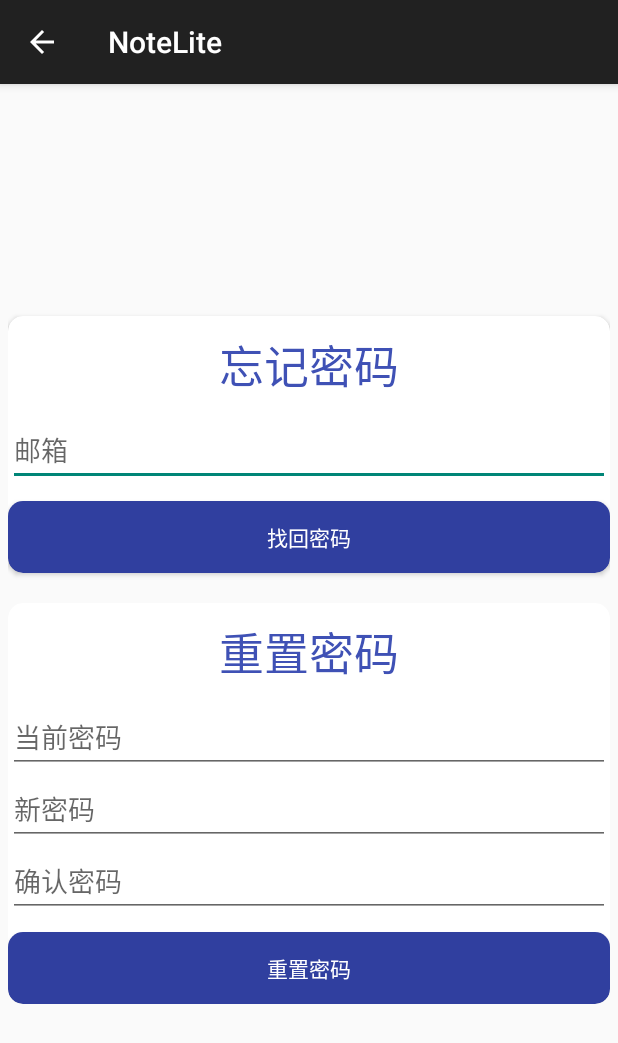
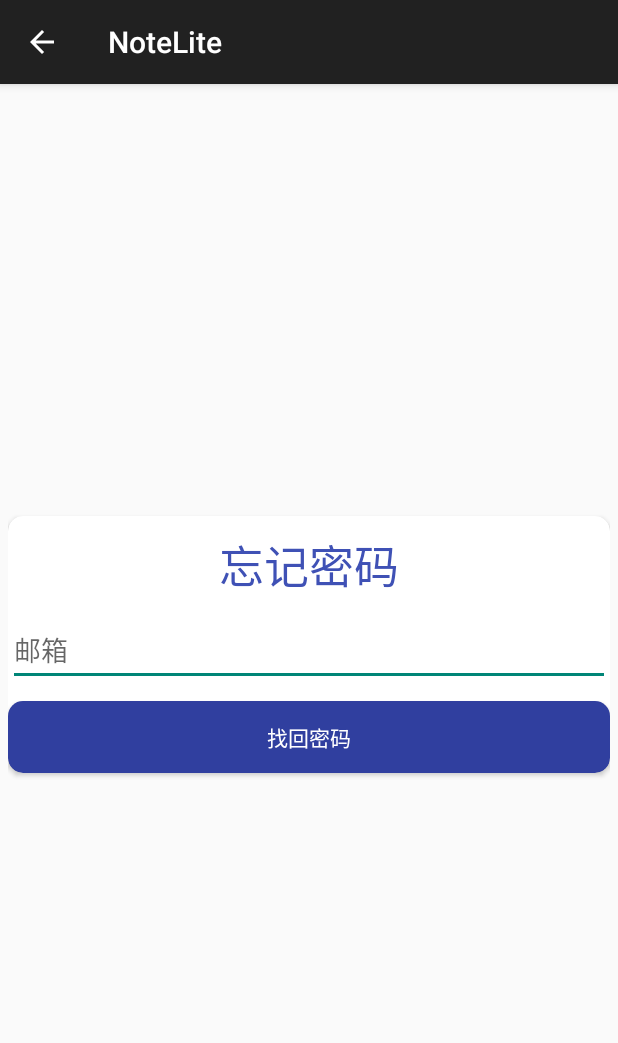
Before and after one commit to Jav-Xu/NoteLite, an Android app: the ForgetActivity screen opened directly, with no data from a screen before it, on a phone screen of 412 x 824 dp. Shown: the top 1043 px of the screen. Run offline under Robolectric (Android 15) with nearby library versions, the phone set to English and light mode, and no system bars; libraries missing offline, so code that uses them is left out: cn.bmob.v3.

Commit message:
用户密码服务逻辑调整

```diff
--- a/app/src/main/java/com/javxu/notelite/activity/ForgetActivity.java
+++ b/app/src/main/java/com/javxu/notelite/activity/ForgetActivity.java
@@ -1,7 +1,6 @@
 package com.javxu.notelite.activity;
 
 import android.os.Bundle;
-import android.text.TextUtils;
 import android.view.View;
 import android.widget.Button;
 import android.widget.EditText;
@@ -16,11 +15,10 @@
 
 public class ForgetActivity extends BackActivity implements View.OnClickListener {
 
-    private EditText et_now_password;
-    private EditText et_new_password;
-    private EditText et_new_confirm_password;
+    //    private EditText et_now_password;
+//    private EditText et_new_password;
+//    private EditText et_new_confirm_password;
     private EditText et_email;
-    private Button btn_update_password;
     private Button btn_find_password;
 
     @Override
@@ -31,12 +29,12 @@
     }
 
     private void initView() {
-        et_now_password = (EditText) findViewById(R.id.et_now_password);
-        et_new_password = (EditText) findViewById(R.id.et_new_password);
-        et_new_confirm_password = (EditText) findViewById(R.id.et_new_confirm_password);
+//        et_now_password = (EditText) findViewById(R.id.et_now_password);
+//        et_new_password = (EditText) findViewById(R.id.et_new_password);
+//        et_new_confirm_password = (EditText) findViewById(R.id.et_new_confirm_password);
         et_email = (EditText) findViewById(R.id.et_email);
-        btn_update_password = (Button) findViewById(R.id.btn_update_password);
-        btn_update_password.setOnClickListener(this);
+//        btn_update_password = (Button) findViewById(btn_update_password);
+//        btn_update_password.setOnClickListener(this);
         btn_find_password = (Button) findViewById(R.id.btn_find_password);
         btn_find_password.setOnClickListener(this);
     }
@@ -58,32 +56,32 @@
                     }
                 });
                 break;
-            case R.id.btn_update_password:
-                String now_password = et_now_password.getText().toString().trim();
-                String new_password = et_new_password.getText().toString().trim();
-                String confirm_password = et_new_confirm_password.getText().toString().trim();
-                if ((TextUtils.isEmpty(now_password) != true) &&
-                        (TextUtils.isEmpty(now_password) != true) &&
-                        (TextUtils.isEmpty(now_password) != true)) {
-                    if (new_password.equals(confirm_password)) {
-                        BmobUser.updateCurrentUserPassword(now_password, new_password, new UpdateListener() {
-                            @Override
-                            public void done(BmobException e) {
-                                if (e == null) {
-                                    Toast.makeText(ForgetActivity.this, "密码重置成功，可以用新密码进行登录啦", Toast.LENGTH_LONG).show();
-                                    finish();
-                                } else {
-                                    Toast.makeText(ForgetActivity.this, "密码重置失败:" + e.getMessage(), Toast.LENGTH_LONG).show();
-                                }
-                            }
-                        });
-                    } else {
-                        Toast.makeText(ForgetActivity.this, "两次输入密码不一致", Toast.LENGTH_SHORT).show();
-                    }
-                } else {
-                    Toast.makeText(ForgetActivity.this, "必需信息不能为空", Toast.LENGTH_SHORT).show();
-                }
-                break;
+//            case btn_update_password:
+//                String now_password = et_now_password.getText().toString().trim();
+//                String new_password = et_new_password.getText().toString().trim();
+//                String confirm_password = et_new_confirm_password.getText().toString().trim();
+//                if ((TextUtils.isEmpty(now_password) != true) &&
+//                        (TextUtils.isEmpty(now_password) != true) &&
+//                        (TextUtils.isEmpty(now_password) != true)) {
+//                    if (new_password.equals(confirm_password)) {
+//                        BmobUser.updateCurrentUserPassword(now_password, new_password, new UpdateListener() {
+//                            @Override
+//                            public void done(BmobException e) {
+//                                if (e == null) {
+//                                    Toast.makeText(ForgetActivity.this, "密码重置成功，可以用新密码进行登录啦", Toast.LENGTH_LONG).show();
+//                                    finish();
+//                                } else {
+//                                    Toast.makeText(ForgetActivity.this, "密码重置失败:" + e.getMessage(), Toast.LENGTH_LONG).show();
+//                                }
+//                            }
+//                        });
+//                    } else {
+//                        Toast.makeText(ForgetActivity.this, "两次输入密码不一致", Toast.LENGTH_SHORT).show();
+//                    }
+//                } else {
+//                    Toast.makeText(ForgetActivity.this, "必需信息不能为空", Toast.LENGTH_SHORT).show();
+//                }
+//                break;
         }
     }
 }
--- a/app/src/main/java/com/javxu/notelite/activity/UserActivity.java
+++ b/app/src/main/java/com/javxu/notelite/activity/UserActivity.java
@@ -53,6 +53,7 @@
     private EditText et_profile_desc;
 
     private Button btn_profile_exit;
+    private Button btn_password_serve;
 
     private File mImageFile; //拍摄的照片临时文件
     private Uri mImageUri; //拍摄的照片临时文件
@@ -102,6 +103,8 @@
 
         btn_profile_exit = (Button) findViewById(R.id.btn_profile_exit);
         btn_profile_exit.setOnClickListener(this);
+        btn_password_serve = (Button) findViewById(R.id.btn_password_serve);
+        btn_password_serve.setOnClickListener(this);
 
         setEditEnable(false);
     }
@@ -143,6 +146,9 @@
                         })
                         .create()
                         .show();
+                break;
+            case R.id.btn_password_serve:
+                startActivity(new Intent(UserActivity.this, PasswordActivity.class));
                 break;
             case R.id.btn_profile_exit:
                 userExit();
--- a/app/src/main/res/layout/activity_forget.xml
+++ b/app/src/main/res/layout/activity_forget.xml
@@ -46,55 +46,4 @@
 
     </android.support.v7.widget.CardView>
 
-
-    <android.support.v7.widget.CardView
-        android:layout_width="match_parent"
-        android:layout_height="wrap_content"
-        app:cardCornerRadius="10dp">
-
-        <LinearLayout
-            android:layout_width="match_parent"
-            android:layout_height="wrap_content"
-            android:gravity="center"
-            android:orientation="vertical">
-
-            <TextView
-                android:layout_width="wrap_content"
-                android:layout_height="wrap_content"
-                android:layout_margin="10dp"
-                android:text="@string/text_edit_password"
-                android:textColor="@color/colorPrimary"
-                android:textSize="30sp"/>
-
-            <EditText
-                android:id="@+id/et_now_password"
-                android:layout_width="match_parent"
-                android:layout_height="wrap_content"
-                android:hint="@string/text_now_password"/>
-
-            <EditText
-                android:id="@+id/et_new_password"
-                android:layout_width="match_parent"
-                android:layout_height="wrap_content"
-                android:hint="@string/text_new_password"/>
-
-            <EditText
-                android:id="@+id/et_new_confirm_password"
-                android:layout_width="match_parent"
-                android:layout_height="wrap_content"
-                android:hint="@string/text_password_again"/>
-
-            <Button
-                android:id="@+id/btn_update_password"
-                android:layout_width="match_parent"
-                android:layout_height="wrap_content"
-                android:layout_marginTop="10dp"
-                android:background="@drawable/button_bg"
-                android:text="@string/text_edit_password"
-                android:textColor="@android:color/white"/>
-        </LinearLayout>
-
-    </android.support.v7.widget.CardView>
-
-
 </LinearLayout>
--- a/app/src/main/res/values/strings.xml
+++ b/app/src/main/res/values/strings.xml
@@ -44,4 +44,5 @@
     <string name="text_profile_age">年龄：</string>
     <string name="text_profile_desc">简介：</string>
     <string name="text_profile_exit">退出登录</string>
+    <string name="text_password_serve">密码服务</string>
 </resources>
```
Also changed, not shown: app/src/main/AndroidManifest.xml (+11 -7 lines), app/src/main/res/layout/activity_user.xml (+26 -2 lines).
